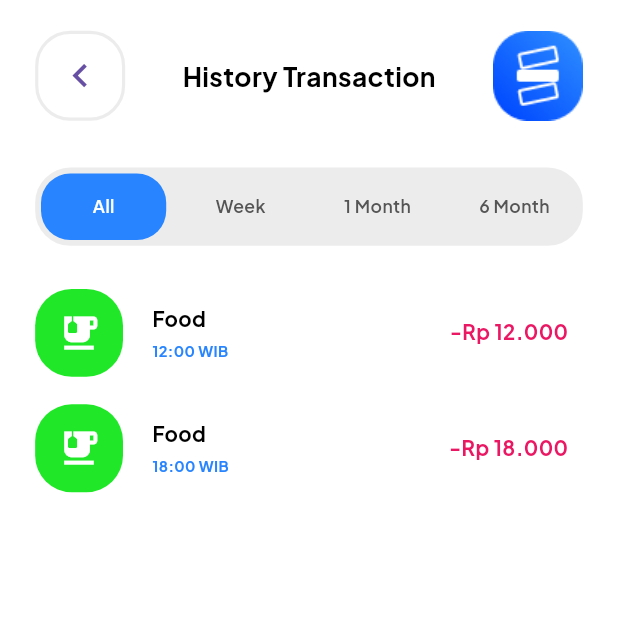
After one commit to seimbang-in/seimbangin-multiplatform-app, a Flutter app: the HistoryTransactPage screen opened by its route, on a phone screen of 412 x 824 dp, the top half of it. The commit adds this screen. Run offline on Flutter 3.47's test engine with Material 3 defaults, Android fonts, the phone set to English and light mode, and no system bars; our stand-ins replace bloc, camera, carousel_slider, fl_chart, flutter_bloc, flutter_screenutil and 7 more; accounts and stored records are empty; project files that could hold a hidden picture were left out.

Commit message:
[HISTORYTRANSACTPAGE] Add History Transactions Page

```diff
--- a/lib/routes/name_route.dart
+++ b/lib/routes/name_route.dart
@@ -18,4 +18,5 @@ abstract class RouteNames {
   static const transactionStruct = 'transactionStruct';
   static const transactionSuccess = 'transactionSuccess';
   static const financialProfile = 'financialProfile';
+  static const historyTransact = 'historyTransact';
 }
--- a/lib/routes/routes.dart
+++ b/lib/routes/routes.dart
@@ -2,6 +2,7 @@ import 'package:go_router/go_router.dart';
 import 'package:seimbangin_app/ui/pages/analytics_page.dart';
 import 'package:seimbangin_app/ui/pages/chat_advisor_page.dart';
 import 'package:seimbangin_app/ui/pages/financial_profile_page.dart';
+import 'package:seimbangin_app/ui/pages/history_transact_page.dart';
 import 'package:seimbangin_app/ui/pages/home_page.dart';
 import 'package:seimbangin_app/ui/pages/login_page.dart';
 import 'package:seimbangin_app/ui/pages/ocr_page.dart';
@@ -17,7 +18,8 @@ import 'package:seimbangin_app/ui/pages/main_page.dart';
 
 part 'name_route.dart';
 
-final routes = GoRouter(routes: [
+final routes = GoRouter(
+  routes: [
     GoRoute(
       path: '/',
       name: RouteNames.splash,
@@ -101,4 +103,10 @@ final routes = GoRouter(routes: [
       name: RouteNames.financialProfile,
       builder: (context, state) => const FinancialProfilePage(),
     ),
-]);
+    GoRoute(
+      path: '/historyTransact',
+      name: RouteNames.historyTransact,
+      builder: (context, state) => const HistoryTransactPage(),
+    ),
+  ],
+);
--- /dev/null
+++ b/lib/ui/pages/history_transact_page.dart
@@ -0,0 +1,114 @@
+import 'package:flutter/material.dart';
+import 'package:flutter_screenutil/flutter_screenutil.dart';
+import 'package:seimbangin_app/routes/routes.dart';
+import 'package:seimbangin_app/shared/theme/theme.dart';
+import 'package:seimbangin_app/ui/widgets/buttons_widget.dart';
+import 'package:seimbangin_app/ui/widgets/card_widget.dart';
+
+class HistoryTransactPage extends StatefulWidget {
+  const HistoryTransactPage({super.key});
+
+  @override
+  State<HistoryTransactPage> createState() => _HistoryTransactPageState();
+}
+
+class _HistoryTransactPageState extends State<HistoryTransactPage> {
+  int _selectedIndex = 0;
+  final List<String> _tabs = ['All', 'Week', '1 Month', '6 Month'];
+  @override
+  Widget build(BuildContext context) {
+    return Scaffold(
+      backgroundColor: backgroundWhiteColor,
+      body: SafeArea(
+        child: ListView(
+          padding: EdgeInsets.symmetric(horizontal: 24.r),
+          children: [
+            SizedBox(
+              height: 21.r,
+            ),
+            Row(
+              mainAxisAlignment: MainAxisAlignment.spaceBetween,
+              children: [
+                CustomRoundedButton(
+                  onPressed: () {
+                    routes.replaceNamed(RouteNames.main);
+                  },
+                  widget: Icon(
+                    Icons.chevron_left,
+                    size: 32.r,
+                  ),
+                  backgroundColor: backgroundWhiteColor,
+                ),
+                Text(
+                  'History Transaction',
+                  style: blackTextStyle.copyWith(
+                    fontSize: 18.sp,
+                    fontWeight: FontWeight.bold,
+                  ),
+                ),
+                Image.asset(
+                  'assets/ic_seimbangin-logo-logreg.png',
+                ),
+              ],
+            ),
+            SizedBox(height: 32.r),
+            _buildCustomTabBar(),
+            SizedBox(
+              height: 20.r,
+            ),
+            RecentTransactionCard(
+              backgroundIcon: backgroundGreenColor,
+              title: "Food",
+              subtitle: "12:00 WIB",
+              amount: "-Rp 12.000",
+            ),
+            RecentTransactionCard(
+              backgroundIcon: backgroundGreenColor,
+              title: "Food",
+              subtitle: "18:00 WIB",
+              amount: "-Rp 18.000",
+            ),
+          ],
+        ),
+      ),
+    );
+  }
+
+  Widget _buildCustomTabBar() {
+    return Container(
+      decoration: BoxDecoration(
+        color: backgroundGreyColor,
+        borderRadius: BorderRadius.circular(24.r),
+      ),
+      child: Row(
+        mainAxisAlignment: MainAxisAlignment.spaceAround,
+        children: List.generate(_tabs.length, (index) {
+          final isSelected = _selectedIndex == index;
+          return Expanded(
+            child: GestureDetector(
+              onTap: () => setState(() => _selectedIndex = index),
+              child: Container(
+                margin: EdgeInsets.all(4.r),
+                decoration: BoxDecoration(
+                  color: isSelected ? buttonColor : Colors.transparent,
+                  borderRadius: BorderRadius.circular(20.r),
+                ),
+                padding: EdgeInsets.symmetric(vertical: 14.r),
+                child: Center(
+                  child: Text(
+                    _tabs[index],
+                    style: blackTextStyle.copyWith(
+                      fontSize: 12.sp,
+                      fontWeight: FontWeight.w600,
+                      color: isSelected ? textWhiteColor : textSecondaryColor,
+                    ),
+                  ),
+                ),
+              ),
+            ),
+          );
+        }),
+      ),
+    );
+  }
+}
--- a/lib/ui/pages/home_page.dart
+++ b/lib/ui/pages/home_page.dart
@@ -125,18 +125,21 @@ class _HomePageState extends State<HomePage>
                             ),
                             SizedBox(height: 10.r),
                             RecentTransactionCard(
+                                onTap: () {},
                                 backgroundIcon: backgroundGreenColor,
                                 title: "Food",
                                 subtitle: "12:00 WIB",
                                 amount: "-Rp 12.000"),
                             RecentTransactionCard(
+                                onTap: () {},
                                 backgroundIcon: backgroundGreenColor,
                                 title: "Food",
                                 subtitle: "18:00 WIB",
                                 amount: "-Rp 18.000"),
                             Center(
                               child: TextButton(
-                                  onPressed: () {},
+                                  onPressed: () => routes
+                                      .pushNamed(RouteNames.historyTransact),
                                   child: Text(
                                     "See More",
                                     style: TextStyle(
@@ -146,7 +149,7 @@ class _HomePageState extends State<HomePage>
                                     ),
                                   )),
                             ),
-                            SizedBox(height: 20.r),
+                            SizedBox(height: 80.r),
                             // TODO ARTIKEL
                             // Text(
                             //   "Seimbangin Article",
--- a/lib/ui/widgets/card_widget.dart
+++ b/lib/ui/widgets/card_widget.dart
@@ -9,6 +9,7 @@ class ArticleCard extends StatelessWidget {
   final String subtitle;
   final String date;
   final String imageUrl;
+  final VoidCallback? onTap;
 
   const ArticleCard({
     super.key,
@@ -17,11 +18,14 @@ class ArticleCard extends StatelessWidget {
     required this.subtitle,
     required this.date,
     required this.imageUrl,
+    this.onTap,
   });
 
   @override
   Widget build(BuildContext context) {
-    return Card(
+    return GestureDetector(
+      onTap: onTap,
+      child: Card(
         shape: RoundedRectangleBorder(
           borderRadius: BorderRadius.circular(16),
         ),
@@ -92,6 +96,7 @@ class ArticleCard extends StatelessWidget {
             ],
           ),
         ),
+      ),
     );
   }
 }
@@ -101,6 +106,7 @@ class RecentTransactionCard extends StatelessWidget {
   final String title;
   final String subtitle;
   final String amount;
+  final VoidCallback? onTap;
 
   const RecentTransactionCard({
     super.key,
@@ -108,11 +114,14 @@ class RecentTransactionCard extends StatelessWidget {
     required this.title,
     required this.subtitle,
     required this.amount,
+    this.onTap,
   });
 
   @override
   Widget build(BuildContext context) {
-    return Row(
+    return GestureDetector(
+      onTap: onTap,
+      child: Row(
         mainAxisAlignment: MainAxisAlignment.start,
         children: [
           Container(
@@ -172,6 +181,7 @@ class RecentTransactionCard extends StatelessWidget {
             ),
           )
         ],
+      ),
     );
   }
 }
```
Lines whose indentation alone changed are shown as unchanged.
